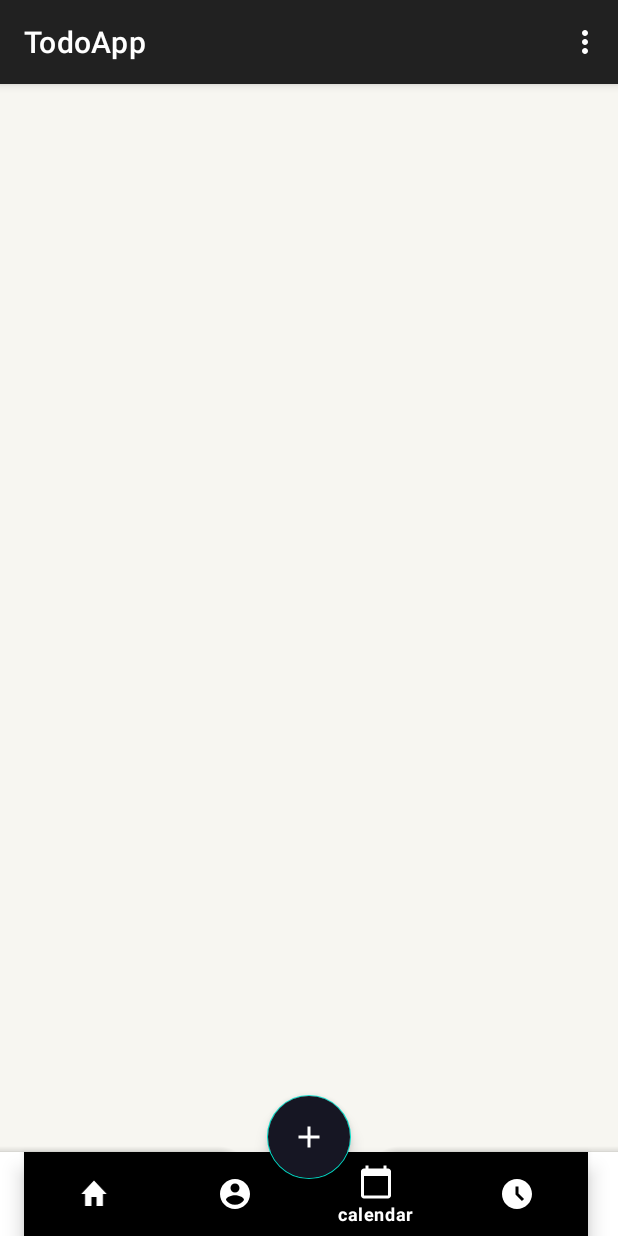
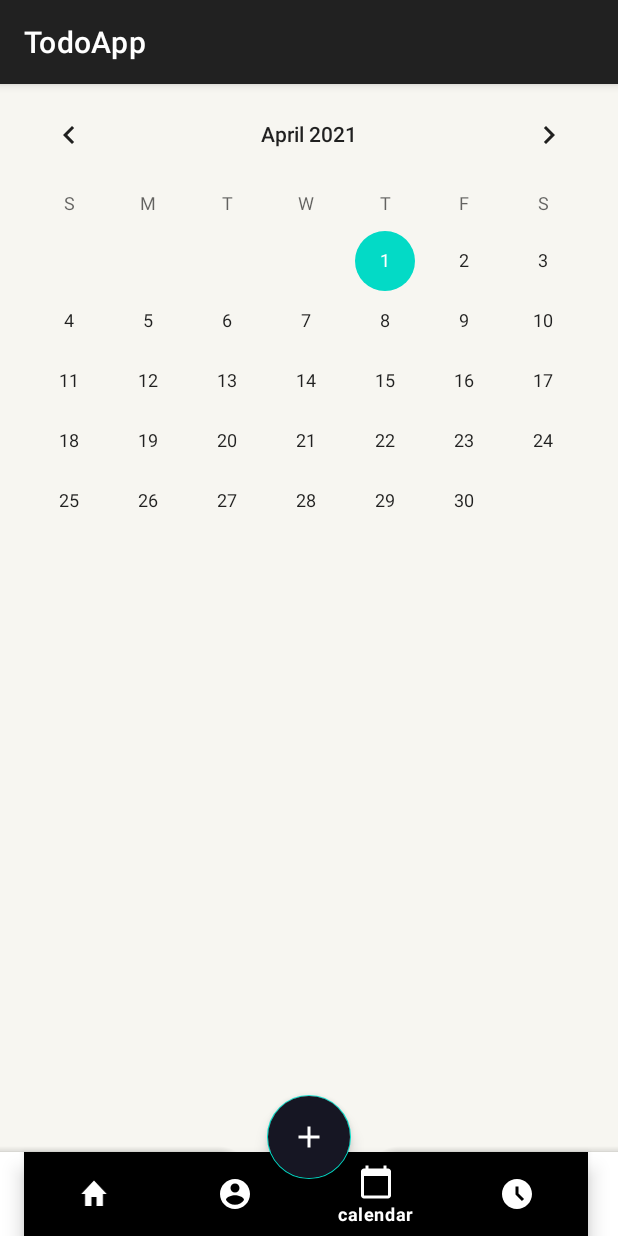
Before and after one commit to Bikram48/TodoListApp, an Android app: the screen it shows after launch (MainActivity), item 3 of the bottom bar chosen, on a phone screen of 412 x 824 dp. Run offline under Robolectric (Android 15) with nearby library versions, the phone set to English and light mode, and no system bars; our stand-ins replace Room's generated code; libraries missing offline, so code that uses them is left out: com.chauthai.swipereveallayout.

Commit message:
changes made

```diff
--- a/app/build.gradle
+++ b/app/build.gradle
@@ -34,6 +34,7 @@ dependencies {
     implementation 'com.google.android.material:material:1.3.0'
     implementation 'androidx.constraintlayout:constraintlayout:2.0.4'
     implementation 'androidx.lifecycle:lifecycle-extensions:2.2.0'
+    implementation 'androidx.legacy:legacy-support-v4:1.0.0'
     testImplementation 'junit:junit:4.+'
     androidTestImplementation 'androidx.test.ext:junit:1.1.2'
     androidTestImplementation 'androidx.test.espresso:espresso-core:3.3.0'
--- a/app/src/main/java/com/example/todoapp/HomeFragment.java
+++ b/app/src/main/java/com/example/todoapp/HomeFragment.java
@@ -30,7 +30,6 @@ import com.google.android.material.snackbar.Snackbar;
 
 import java.io.Serializable;
 import java.util.List;
-
 public class HomeFragment extends Fragment implements TaskAdapter.ItemClicked{
     private static final int LENGTH_LONG = 10;
     private RecyclerView recyclerView;
@@ -74,7 +73,6 @@ public class HomeFragment extends Fragment implements TaskAdapter.ItemClicked{
                     }
                 }
             });
-
         return view;
     }
 
--- a/app/src/main/java/com/example/todoapp/MainActivity.java
+++ b/app/src/main/java/com/example/todoapp/MainActivity.java
@@ -3,6 +3,8 @@ package com.example.todoapp;
 import androidx.annotation.NonNull;
 import androidx.appcompat.app.AlertDialog;
 import androidx.appcompat.app.AppCompatActivity;
+import androidx.fragment.app.Fragment;
+import androidx.fragment.app.FragmentManager;
 import androidx.lifecycle.Observer;
 
 
@@ -25,22 +27,23 @@ import com.example.todoapp.data.AppDatabase;
 import com.example.todoapp.data.Repository;
 import com.example.todoapp.data.Task;
 import com.example.todoapp.data.TodoDao;
+import com.google.android.material.bottomnavigation.BottomNavigationView;
 import com.google.android.material.floatingactionbutton.FloatingActionButton;
 
 import java.io.Serializable;
 import java.util.ArrayList;
 import java.util.List;
 
-public class MainActivity extends AppCompatActivity {
+public class MainActivity extends AppCompatActivity implements BottomNavigationView.OnNavigationItemSelectedListener{
     public static String TAG = MainActivity.class.getSimpleName();
     private FloatingActionButton fab;
-    Repository repository;
+    private BottomNavigationView bottomNavigationView;
+    FragmentManager fragmentManager;
     @Override
     protected void onCreate(Bundle savedInstanceState) {
         super.onCreate(savedInstanceState);
         setContentView(R.layout.activity_main);
         fab = findViewById(R.id.addTaskBtn);
-
         fab.setOnClickListener(new View.OnClickListener() {
             @Override
             public void onClick(View v) {
@@ -48,14 +51,44 @@ public class MainActivity extends AppCompatActivity {
                 bottomSheet.show(getSupportFragmentManager(), BottomSheet.TAG);
             }
         });
+        loadFragment(new HomeFragment());
+        bottomNavigationView=findViewById(R.id.bottomNavigation);
+        bottomNavigationView.setOnNavigationItemSelectedListener(this);
+    }
 
-        repository=Repository.getRepository(getApplication());
-    /*
-        getSupportFragmentManager().beginTransaction()
-                .setReorderingAllowed(true)
-                .add(R.id.fragment_container_view, HomeFragment.class, null)
-                .commit();
-                */
+    @Override
+    public boolean onOptionsItemSelected(@NonNull MenuItem item) {
+        switch (item.getItemId()){
+            case R.id.calendarMenu:
+                Toast.makeText(this, "Calendar menu is selected", Toast.LENGTH_SHORT).show();
+                Log.d(TAG, "onOptionsItemSelected: calendar");
+                break;
 
+        }
+        return super.onOptionsItemSelected(item);
+    }
+
+    private boolean loadFragment(Fragment fragment){
+        if(fragment!=null){
+            getSupportFragmentManager().beginTransaction()
+                    .replace(R.id.fragment_container_view, fragment)
+                    .commit();
+            return true;
+        }
+        return false;
+    }
+
+    @Override
+    public boolean onNavigationItemSelected(@NonNull MenuItem item) {
+        Fragment fragment=null;
+        switch (item.getItemId()){
+            case R.id.homeMenu:
+                fragment=new HomeFragment();
+                break;
+            case R.id.calendarMenu:
+                fragment=new TaskSchedule();
+                break;
+        }
+        return loadFragment(fragment);
     }
 }
--- /dev/null
+++ b/app/src/main/java/com/example/todoapp/TaskSchedule.java
@@ -0,0 +1,24 @@
+package com.example.todoapp;
+
+import android.os.Bundle;
+
+import androidx.fragment.app.Fragment;
+
+import android.view.LayoutInflater;
+import android.view.View;
+import android.view.ViewGroup;
+
+public class TaskSchedule extends Fragment {
+
+
+    public TaskSchedule() {
+        // Required empty public constructor
+    }
+
+    @Override
+    public View onCreateView(LayoutInflater inflater, ViewGroup container,
+                             Bundle savedInstanceState) {
+        // Inflate the layout for this fragment
+        return inflater.inflate(R.layout.fragment_task_schedule, container, false);
+    }
+}
--- a/app/src/main/res/layout/activity_main.xml
+++ b/app/src/main/res/layout/activity_main.xml
@@ -18,6 +18,7 @@
         app:fabCradleVerticalOffset="10dp">
 
         <com.google.android.material.bottomnavigation.BottomNavigationView
+            android:id="@+id/bottomNavigation"
             android:layout_width="match_parent"
             android:layout_height="match_parent"
             android:layout_marginEnd="20dp"
@@ -35,29 +36,11 @@
         android:src="@drawable/ic_baseline_add_24"
         app:layout_anchor="@id/bottom_bar"
         app:tint="@color/white" />
-    <!--
-    <androidx.recyclerview.widget.RecyclerView
-        android:id="@+id/recyclerView"
-        app:layoutManager="androidx.recyclerview.widget.LinearLayoutManager"
-        android:layout_width="match_parent"
-        android:layout_height="617dp" />
-
     <androidx.fragment.app.FragmentContainerView
         android:id="@+id/fragment_container_view"
         android:layout_width="match_parent"
         android:layout_height="match_parent"
-        android:layout_marginBottom="60dp"/>
-        -->
-
-    <fragment
-        android:id="@+id/fragment"
-        android:name="com.example.todoapp.HomeFragment"
-        android:layout_width="match_parent"
-        android:layout_height="match_parent"
-        android:layout_gravity="bottom"
-        android:layout_marginTop="10dp"
         android:layout_marginBottom="60dp"
-        tools:layout="@layout/fragment_home" />
-
+        />
 
 </androidx.coordinatorlayout.widget.CoordinatorLayout>
--- /dev/null
+++ b/app/src/main/res/layout/fragment_task_schedule.xml
@@ -0,0 +1,25 @@
+<?xml version="1.0" encoding="utf-8"?>
+<androidx.constraintlayout.widget.ConstraintLayout xmlns:android="http://schemas.android.com/apk/res/android"
+    xmlns:app="http://schemas.android.com/apk/res-auto"
+    xmlns:tools="http://schemas.android.com/tools"
+    android:layout_width="match_parent"
+    android:layout_height="match_parent"
+    tools:context=".TaskSchedule">
+
+
+    <CalendarView
+        android:id="@+id/calendarView"
+        android:layout_width="0dp"
+        android:layout_height="341dp"
+        app:layout_constraintEnd_toEndOf="parent"
+        app:layout_constraintStart_toStartOf="parent"
+        app:layout_constraintTop_toTopOf="parent" />
+
+    <androidx.recyclerview.widget.RecyclerView
+        android:layout_width="0dp"
+        android:layout_height="0dp"
+        app:layout_constraintBottom_toBottomOf="parent"
+        app:layout_constraintEnd_toEndOf="parent"
+        app:layout_constraintStart_toStartOf="parent"
+        app:layout_constraintTop_toBottomOf="@+id/calendarView" />
+</androidx.constraintlayout.widget.ConstraintLayout>
--- a/app/src/main/res/values/strings.xml
+++ b/app/src/main/res/values/strings.xml
@@ -40,4 +40,6 @@
     <string name="finished">finished</string>
     <string name="undo">UNDO</string>
     <string name="delete_message">Are you sure want to delete all??</string>
+    <!-- TODO: Remove or change this placeholder text -->
+    <string name="hello_blank_fragment">Hello blank fragment</string>
 </resources>
```
Also changed, not shown: app/src/main/java/com/example/todoapp/EditTaskActivity.java (+27 -7 lines), app/src/main/java/com/example/todoapp/TodoTask.java (+56 -81 lines).
